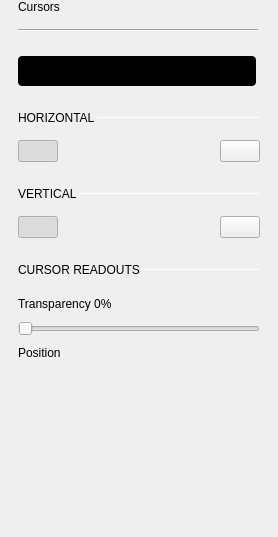
First picture: the form in ui/cursors_settings.ui, repository analogdevicesinc/scopy, before the edit.
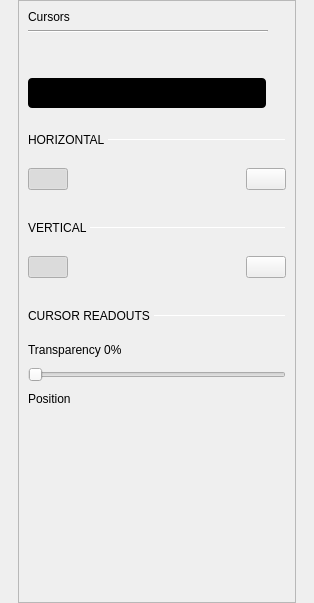
Second picture: the form after the edit. Custom widgets are drawn as their Qt base class.

Commit message: Ui: Added scroll areas where needed

Patch:
```diff
--- a/ui/cursors_settings.ui
+++ b/ui/cursors_settings.ui
@@ -6,8 +6,8 @@
    <rect>
     <x>0</x>
     <y>0</y>
-    <width>278</width>
-    <height>537</height>
+    <width>314</width>
+    <height>603</height>
    </rect>
   </property>
   <property name="windowTitle">
@@ -30,6 +30,33 @@
     <number>0</number>
    </property>
    <item>
+    <widget class="QScrollArea" name="scrollArea">
+     <property name="sizePolicy">
+      <sizepolicy hsizetype="Preferred" vsizetype="Preferred">
+       <horstretch>0</horstretch>
+       <verstretch>0</verstretch>
+      </sizepolicy>
+     </property>
+     <property name="verticalScrollBarPolicy">
+      <enum>Qt::ScrollBarAsNeeded</enum>
+     </property>
+     <property name="horizontalScrollBarPolicy">
+      <enum>Qt::ScrollBarAlwaysOff</enum>
+     </property>
+     <property name="widgetResizable">
+      <bool>true</bool>
+     </property>
+     <widget class="QWidget" name="scrollAreaWidgetContents">
+      <property name="geometry">
+       <rect>
+        <x>0</x>
+        <y>0</y>
+        <width>276</width>
+        <height>601</height>
+       </rect>
+      </property>
+      <layout class="QVBoxLayout" name="verticalLayout_7">
+       <item>
     <widget class="QLabel" name="label">
      <property name="sizePolicy">
       <sizepolicy hsizetype="Fixed" vsizetype="Fixed">
@@ -45,22 +72,6 @@
      </property>
     </widget>
    </item>
-   <item>
-    <spacer name="verticalSpacer_2">
-     <property name="orientation">
-      <enum>Qt::Vertical</enum>
-     </property>
-     <property name="sizeType">
-      <enum>QSizePolicy::Fixed</enum>
-     </property>
-     <property name="sizeHint" stdset="0">
-      <size>
-       <width>0</width>
-       <height>15</height>
-      </size>
-     </property>
-    </spacer>
-   </item>
    <item>
     <widget class="Line" name="line">
      <property name="minimumSize">
@@ -83,6 +94,22 @@
      </property>
     </widget>
    </item>
+       <item>
+        <spacer name="verticalSpacer_2">
+         <property name="orientation">
+          <enum>Qt::Vertical</enum>
+         </property>
+         <property name="sizeType">
+          <enum>QSizePolicy::Fixed</enum>
+         </property>
+         <property name="sizeHint" stdset="0">
+          <size>
+           <width>0</width>
+           <height>15</height>
+          </size>
+         </property>
+        </spacer>
+       </item>
    <item>
     <layout class="QVBoxLayout" name="verticalLayout_5">
      <property name="spacing">
@@ -489,16 +516,25 @@
    </item>
    <item>
     <widget class="QWidget" name="readoutsWidget" native="true">
+         <property name="sizePolicy">
+          <sizepolicy hsizetype="Expanding" vsizetype="Expanding">
+           <horstretch>0</horstretch>
+           <verstretch>0</verstretch>
+          </sizepolicy>
+         </property>
      <property name="minimumSize">
       <size>
        <width>0</width>
-       <height>20</height>
+           <height>50</height>
       </size>
      </property>
      <layout class="QVBoxLayout" name="readoutsLayout">
       <property name="spacing">
        <number>10</number>
       </property>
+          <property name="sizeConstraint">
+           <enum>QLayout::SetMinimumSize</enum>
+          </property>
       <property name="leftMargin">
        <number>0</number>
       </property>
@@ -687,6 +723,10 @@
       </size>
      </property>
     </spacer>
+       </item>
+      </layout>
+     </widget>
+    </widget>
    </item>
   </layout>
  </widget>
```
Left out of the diff: 76 changed lines with no effect on the pictures. Lines whose indentation alone changed are shown as unchanged. The commit also changes 4 other files.
